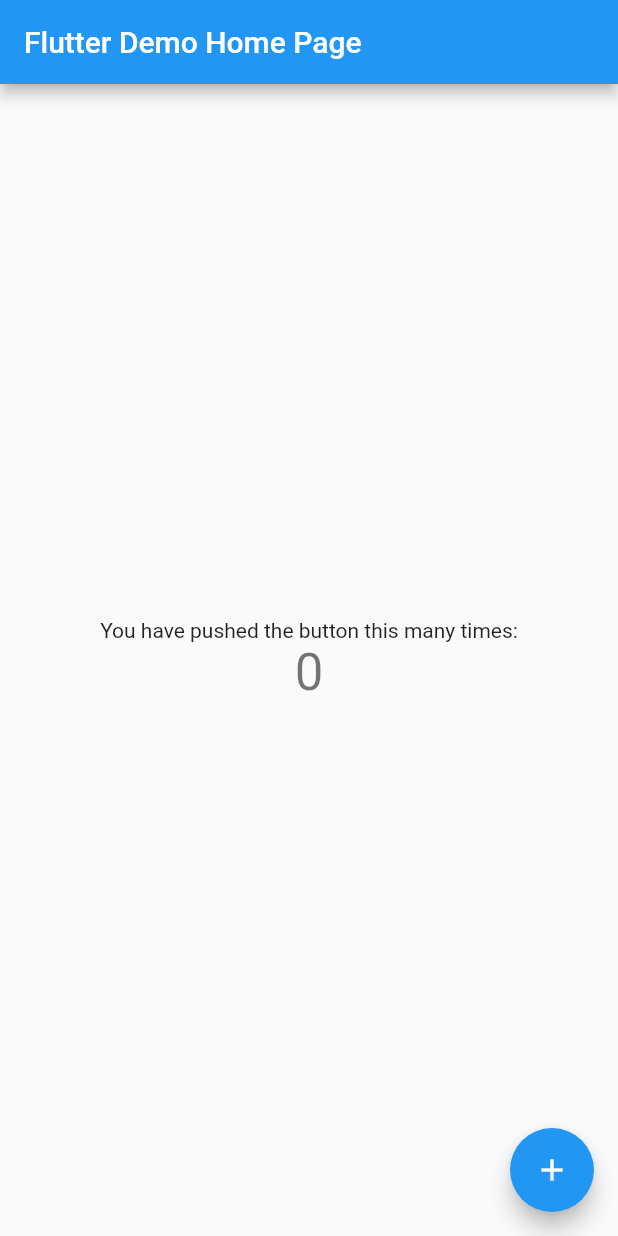
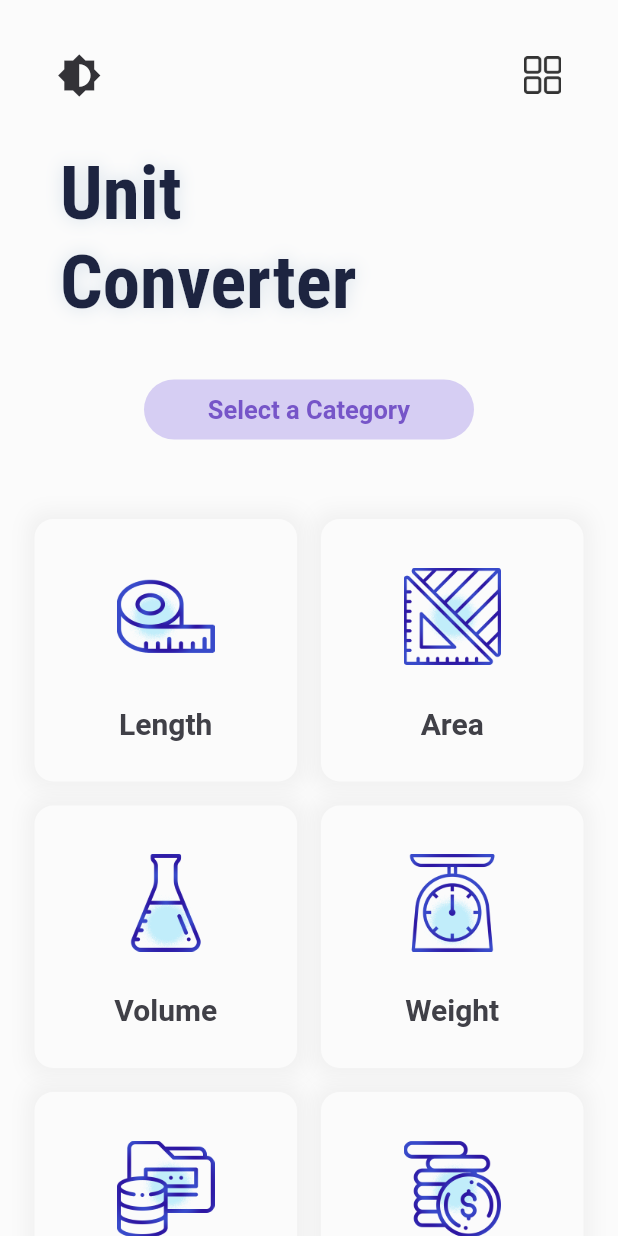
Before and after one commit to bharat-1809/Unito, a Flutter app: the screen it shows after launch, on a phone screen of 412 x 824 dp. Run offline on Flutter 3.47's test engine with Material 2 defaults, Android fonts, the phone set to English and light mode, and no system bars.

Commit message:
Added HomePage

```diff
--- /dev/null
+++ b/unit_converter_app/lib/component/category.dart
@@ -0,0 +1,12 @@
+import 'package:flutter/material.dart';
+
+class Category {
+  final String iconLocation;
+  final String name;
+
+  const Category({
+    @required this.iconLocation,
+    @required this.name,
+  })  : assert(iconLocation != null),
+        assert(name != null);
+}
--- /dev/null
+++ b/unit_converter_app/lib/component/category_tile.dart
@@ -0,0 +1,79 @@
+import 'package:flutter/material.dart';
+import 'package:unitconverterapp/component/category.dart';
+
+final _backgroundColor = Color(0xfffbfbfb);
+final _textColor = Color(0xff404047);
+final _borderRadius = BorderRadius.circular(12.5);
+final _padding8 = EdgeInsets.all(8.0);
+final _splashColor = Color(0xff7662aa);
+final _highlightColor = Color(0xffac8ae8);
+
+class CategoryTile extends StatelessWidget {
+  final Category category;
+
+  const CategoryTile({
+    Key key,
+    @required this.category,
+  })  : assert(category != null),
+        super(key: key);
+
+  @override
+  Widget build(BuildContext context) {
+    return Padding(
+      padding: _padding8,
+      child: Container(
+        height: 145,
+        width: 135,
+        decoration: BoxDecoration(
+          color: _backgroundColor,
+          borderRadius: _borderRadius,
+          boxShadow: [
+            BoxShadow(
+              color: Color.fromRGBO(46, 46, 46, 0.05),
+              offset: Offset(0.0, 0.0),
+              spreadRadius: 5,
+              blurRadius: 10,
+            ),
+          ],
+        ),
+        child: Material(
+          color: Colors.transparent,
+          child: InkWell(
+            onTap: () {},
+            borderRadius: _borderRadius,
+            splashColor: _splashColor,
+            highlightColor: _highlightColor,
+            child: Padding(
+              padding: const EdgeInsets.all(5.0),
+              child: Column(
+                mainAxisAlignment: MainAxisAlignment.spaceEvenly,
+                children: [
+                  SizedBox(height: 2.0),
+                  Padding(
+                    padding: _padding8,
+                    child: Image.asset(
+                      category.iconLocation,
+                      height: 65,
+                      width: 65,
+                    ),
+                  ),
+                  SizedBox(height: 2.0),
+                  Text(
+                    category.name,
+                    style: TextStyle(
+                      fontFamily: 'Roboto',
+                      fontWeight: FontWeight.bold,
+                      color: _textColor,
+                      fontSize: 20,
+                    ),
+                  ),
+                  SizedBox(height: 5.0),
+                ],
+              ),
+            ),
+          ),
+        ),
+      ),
+    );
+  }
+}
--- a/unit_converter_app/lib/main.dart
+++ b/unit_converter_app/lib/main.dart
@@ -1,4 +1,5 @@
 import 'package:flutter/material.dart';
+import 'package:unitconverterapp/screens/category_screen.dart';
 
 void main() => runApp(MyApp());
 
@@ -7,105 +8,9 @@
   @override
   Widget build(BuildContext context) {
     return MaterialApp(
-      title: 'Flutter Demo',
-      theme: ThemeData(
-        // This is the theme of your application.
-        //
-        // Try running your application with "flutter run". You'll see the
-        // application has a blue toolbar. Then, without quitting the app, try
-        // changing the primarySwatch below to Colors.green and then invoke
-        // "hot reload" (press "r" in the console where you ran "flutter run",
-        // or simply save your changes to "hot reload" in a Flutter IDE).
-        // Notice that the counter didn't reset back to zero; the application
-        // is not restarted.
-        primarySwatch: Colors.blue,
-      ),
-      home: MyHomePage(title: 'Flutter Demo Home Page'),
+      debugShowCheckedModeBanner: false,
+      title: 'Unit Converter',
+      home: CategoryScreen(),
     );
   }
 }
-
-class MyHomePage extends StatefulWidget {
-  MyHomePage({Key key, this.title}) : super(key: key);
-
-  // This widget is the home page of your application. It is stateful, meaning
-  // that it has a State object (defined below) that contains fields that affect
-  // how it looks.
-
-  // This class is the configuration for the state. It holds the values (in this
-  // case the title) provided by the parent (in this case the App widget) and
-  // used by the build method of the State. Fields in a Widget subclass are
-  // always marked "final".
-
-  final String title;
-
-  @override
-  _MyHomePageState createState() => _MyHomePageState();
-}
-
-class _MyHomePageState extends State<MyHomePage> {
-  int _counter = 0;
-
-  void _incrementCounter() {
-    setState(() {
-      // This call to setState tells the Flutter framework that something has
-      // changed in this State, which causes it to rerun the build method below
-      // so that the display can reflect the updated values. If we changed
-      // _counter without calling setState(), then the build method would not be
-      // called again, and so nothing would appear to happen.
-      _counter++;
-    });
-  }
-
-  @override
-  Widget build(BuildContext context) {
-    // This method is rerun every time setState is called, for instance as done
-    // by the _incrementCounter method above.
-    //
-    // The Flutter framework has been optimized to make rerunning build methods
-    // fast, so that you can just rebuild anything that needs updating rather
-    // than having to individually change instances of widgets.
-    return Scaffold(
-      appBar: AppBar(
-        // Here we take the value from the MyHomePage object that was created by
-        // the App.build method, and use it to set our appbar title.
-        title: Text(widget.title),
-      ),
-      body: Center(
-        // Center is a layout widget. It takes a single child and positions it
-        // in the middle of the parent.
-        child: Column(
-          // Column is also a layout widget. It takes a list of children and
-          // arranges them vertically. By default, it sizes itself to fit its
-          // children horizontally, and tries to be as tall as its parent.
-          //
-          // Invoke "debug painting" (press "p" in the console, choose the
-          // "Toggle Debug Paint" action from the Flutter Inspector in Android
-          // Studio, or the "Toggle Debug Paint" command in Visual Studio Code)
-          // to see the wireframe for each widget.
-          //
-          // Column has various properties to control how it sizes itself and
-          // how it positions its children. Here we use mainAxisAlignment to
-          // center the children vertically; the main axis here is the vertical
-          // axis because Columns are vertical (the cross axis would be
-          // horizontal).
-          mainAxisAlignment: MainAxisAlignment.center,
-          children: <Widget>[
-            Text(
-              'You have pushed the button this many times:',
-            ),
-            Text(
-              '$_counter',
-              style: Theme.of(context).textTheme.display1,
-            ),
-          ],
-        ),
-      ),
-      floatingActionButton: FloatingActionButton(
-        onPressed: _incrementCounter,
-        tooltip: 'Increment',
-        child: Icon(Icons.add),
-      ), // This trailing comma makes auto-formatting nicer for build methods.
-    );
-  }
-}
--- /dev/null
+++ b/unit_converter_app/lib/screens/category_screen.dart
@@ -0,0 +1,159 @@
+import 'package:flutter/material.dart';
+import 'package:flutter/rendering.dart';
+import 'package:unitconverterapp/component/category.dart';
+import 'package:unitconverterapp/component/category_tile.dart';
+
+class CategoryScreen extends StatefulWidget {
+  const CategoryScreen();
+  @override
+  _CategoryScreenState createState() => _CategoryScreenState();
+}
+
+class _CategoryScreenState extends State<CategoryScreen> {
+  final _categories = <Category>[];
+
+  static const _categoryNames = <String>[
+    'Length',
+    'Area',
+    'Volume',
+    'Weight',
+    'Data',
+    'Currency',
+  ];
+
+  final _iconLocation = <String>[
+    'assets/icons/length1.png',
+    'assets/icons/area1.png',
+    'assets/icons/volume1.png',
+    'assets/icons/weight1.png',
+    'assets/icons/data1.png',
+    'assets/icons/currency1.png',
+  ];
+
+  final _headText = TextStyle(
+    fontFamily: 'Roboto_Con',
+    fontSize: 50,
+    fontWeight: FontWeight.bold,
+    color: Color(0xff1d2440),
+    shadows: [
+      Shadow(
+        color: Color(0xffd6e0e9),
+        offset: Offset(0.0, 0.0),
+        blurRadius: 15,
+      ),
+    ],
+  );
+
+  @override
+  void initState() {
+    super.initState();
+    for (var i = 0; i < _categoryNames.length; ++i) {
+      var category = Category(
+        iconLocation: _iconLocation[i],
+        name: _categoryNames[i],
+      );
+      _categories.add(category);
+    }
+  }
+
+  @override
+  Widget build(BuildContext context) {
+    Widget _buildPortraitView() {
+      return GridView.count(
+        crossAxisCount: 2,
+        childAspectRatio: 1,
+        padding: EdgeInsets.all(15.0),
+        children: _categories.map((Category c) {
+          return CategoryTile(category: c);
+        }).toList(),
+      );
+    }
+
+    Widget _topBar() {
+      return Container(
+        child: Column(
+          mainAxisAlignment: MainAxisAlignment.start,
+          children: <Widget>[
+            SizedBox(height: 35),
+            Row(
+              mainAxisAlignment: MainAxisAlignment.spaceEvenly,
+              children: <Widget>[
+                Icon(
+                  Icons.brightness_medium,
+                  size: 30,
+                  color: Color(0xff333237),
+                ),
+                SizedBox(width: MediaQuery.of(context).size.width / 2),
+                Image.asset(
+                  'assets/icons/fourB.png',
+                  height: 25,
+                  width: 25,
+                ),
+              ],
+            ),
+            SizedBox(height: 35),
+            Row(
+              children: [
+                SizedBox(width: 40),
+                Container(
+                  alignment: Alignment.centerLeft,
+                  child: Column(
+                    crossAxisAlignment: CrossAxisAlignment.start,
+                    children: <Widget>[
+                      Text(
+                        "Unit",
+                        style: _headText,
+                      ),
+                      Text(
+                        "Converter",
+                        style: _headText,
+                      ),
+                    ],
+                  ),
+                ),
+              ],
+            ),
+            SizedBox(height: 35),
+            Container(
+              width: 220,
+              decoration: BoxDecoration(
+                borderRadius: BorderRadius.circular(70),
+                color: Color(0xffd6cef3),
+              ),
+              height: 40,
+              child: Center(
+                child: Text(
+                  "Select a Category",
+                  style: TextStyle(
+                    fontFamily: 'Roboto',
+                    fontWeight: FontWeight.w700,
+                    fontSize: 17,
+                    color: Color(0xff7655c8),
+                  ),
+                ),
+              ),
+            ),
+            SizedBox(height: 30),
+          ],
+        ),
+      );
+    }
+
+    Widget listView() {
+      return Column(
+        children: <Widget>[
+          _topBar(),
+          Flexible(child: _buildPortraitView()),
+        ],
+      );
+    }
+
+    return Scaffold(
+      backgroundColor: Color(0xfffbfbfb),
+      resizeToAvoidBottomPadding: false,
+      body: SafeArea(
+        child: listView(),
+      ),
+    );
+  }
+}
```
Also changed, not shown: unit_converter_app/pubspec.yaml (+26 -5 lines), unit_converter_app/assets/icons/area1.png (added), unit_converter_app/assets/icons/area2.png (added), unit_converter_app/assets/icons/currency1.png (added), unit_converter_app/assets/icons/currency2.png (added), unit_converter_app/assets/icons/data1.png (added), unit_converter_app/assets/icons/data2.png (added), unit_converter_app/assets/icons/fourB.png (added), unit_converter_app/assets/icons/fourW.png (added), unit_converter_app/assets/icons/length1.png (added), unit_converter_app/assets/icons/length2.png (added), unit_converter_app/assets/icons/volume1.png (added), unit_converter_app/assets/icons/volume2.png (added), unit_converter_app/assets/icons/weight1.png (added), 1 more files.
